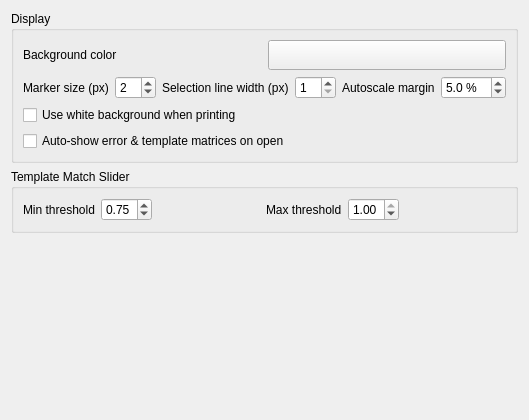
First picture: the form in src/klusters/src/prefdisplaylayout.ui, repository Gravios/neurosuite-3, before the edit.
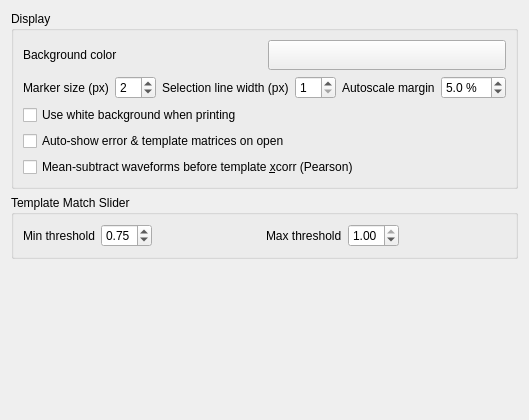
Second picture: the form after the edit. Custom widgets are drawn as their Qt base class.

Commit message: feat(klusters): optional Pearson (mean-subtracted) template xcorr

Patch:
```diff
--- a/src/klusters/src/prefdisplaylayout.ui
+++ b/src/klusters/src/prefdisplaylayout.ui
@@ -207,6 +207,16 @@
         </property>
        </widget>
       </item>
+      <item row="4" column="0">
+       <widget class="QCheckBox" name="templateXcorrPearsonCheckBox">
+        <property name="text">
+         <string>Mean-subtract waveforms before template &amp;xcorr (Pearson)</string>
+        </property>
+        <property name="toolTip">
+         <string>When checked, each cluster mean waveform has its overlap-window mean removed before the normalised cross-correlation, so the Template Matrix (and auto-merge) measure shape correlation (Pearson) instead of cosine similarity.  Removes sensitivity to a shared DC offset between templates.  Off by default (plain cosine).</string>
+        </property>
+       </widget>
+      </item>
      </layout>
     </widget>
    </item>
```
The commit also changes 9 other files.
